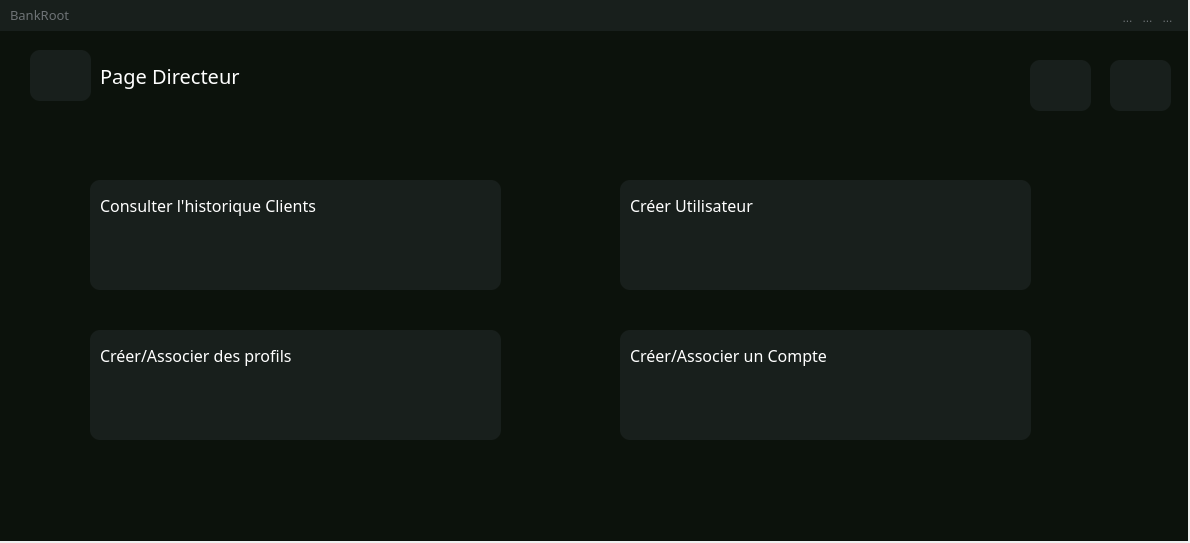
Before: the Qt Designer form admin_homepage.ui in SparqueeZ/Bank-Root, drawn with Qt 5.
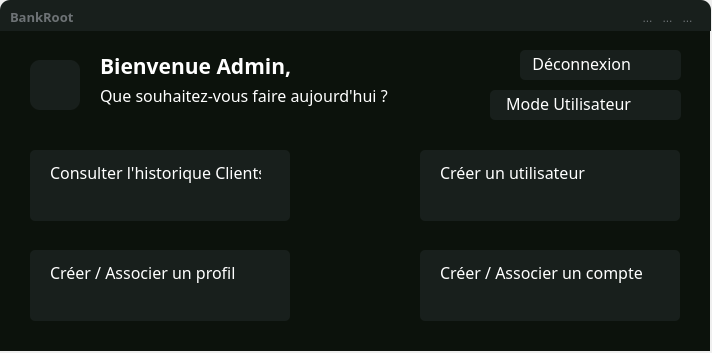
After: the same form once the commit is applied. Icons and pictures are not drawn.

Commit message: Retrait des prints des operations + refonte UI AdminHomePage

What changed in the file:
```diff
--- a/admin_homepage.ui
+++ b/admin_homepage.ui
@@ -6,8 +6,8 @@
    <rect>
     <x>0</x>
     <y>0</y>
-    <width>1190</width>
-    <height>543</height>
+    <width>712</width>
+    <height>353</height>
    </rect>
   </property>
   <property name="windowTitle">
@@ -21,8 +21,8 @@
     <rect>
      <x>0</x>
      <y>30</y>
-     <width>1188</width>
-     <height>511</height>
+     <width>710</width>
+     <height>321</height>
     </rect>
    </property>
    <property name="font">
@@ -45,15 +45,16 @@
     <property name="geometry">
      <rect>
       <x>100</x>
-      <y>30</y>
+      <y>20</y>
       <width>231</width>
       <height>31</height>
      </rect>
     </property>
     <property name="font">
      <font>
-      <family>Montserrat SemiBold</family>
-      <pointsize>15</pointsize>
+      <family>Segoe UI Variable Small</family>
+      <pointsize>16</pointsize>
+      <bold>true</bold>
      </font>
     </property>
     <property name="styleSheet">
@@ -62,16 +63,16 @@
 }</string>
     </property>
     <property name="text">
-     <string>Page Directeur</string>
+     <string>Bienvenue Admin,</string>
     </property>
    </widget>
    <widget class="QWidget" name="widget_20" native="true">
     <property name="geometry">
      <rect>
       <x>30</x>
-      <y>20</y>
-      <width>61</width>
-      <height>51</height>
+      <y>30</y>
+      <width>50</width>
+      <height>50</height>
      </rect>
     </property>
     <property name="styleSheet">
@@ -107,10 +108,10 @@
    <widget class="QWidget" name="ActionBtn_9" native="true">
     <property name="geometry">
      <rect>
-      <x>620</x>
-      <y>150</y>
-      <width>411</width>
-      <height>110</height>
+      <x>30</x>
+      <y>120</y>
+      <width>260</width>
+      <height>75</height>
      </rect>
     </property>
     <property name="styleSheet">
@@ -121,14 +122,14 @@
       <rect>
        <x>0</x>
        <y>0</y>
-       <width>411</width>
-       <height>110</height>
+       <width>260</width>
+       <height>71</height>
       </rect>
      </property>
      <property name="styleSheet">
       <string notr="true">QToolButton {
     background-color: #181F1C;
-	border-radius: 10px; 
+	border-radius: 5px; 
 }
 
 QToolButton:hover{
@@ -142,15 +143,15 @@
     <widget class="QLabel" name="ActionBtnName_9">
      <property name="geometry">
       <rect>
-       <x>10</x>
-       <y>10</y>
-       <width>181</width>
+       <x>20</x>
+       <y>7</y>
+       <width>211</width>
        <height>31</height>
       </rect>
      </property>
      <property name="font">
       <font>
-       <family>Montserrat SemiBold</family>
+       <family>Segoe UI Variable Small</family>
        <pointsize>12</pointsize>
       </font>
      </property>
@@ -161,14 +162,14 @@
 }</string>
      </property>
      <property name="text">
-      <string>Créer Utilisateur</string>
+      <string>Consulter l'historique Clients</string>
      </property>
     </widget>
     <widget class="QToolButton" name="toolButton_23">
      <property name="geometry">
       <rect>
-       <x>20</x>
-       <y>70</y>
+       <x>18</x>
+       <y>38</y>
        <width>21</width>
        <height>21</height>
       </rect>
@@ -198,10 +199,10 @@
    <widget class="QWidget" name="ActionBtn_11" native="true">
     <property name="geometry">
      <rect>
-      <x>90</x>
-      <y>300</y>
-      <width>411</width>
-      <height>110</height>
+      <x>30</x>
+      <y>220</y>
+      <width>260</width>
+      <height>75</height>
      </rect>
     </property>
     <property name="styleSheet">
@@ -212,14 +213,14 @@
       <rect>
        <x>0</x>
        <y>0</y>
-       <width>411</width>
-       <height>110</height>
+       <width>260</width>
+       <height>71</height>
       </rect>
      </property>
      <property name="styleSheet">
       <string notr="true">QToolButton {
     background-color: #181F1C;
-	border-radius: 10px; 
+	border-radius: 5px; 
 }
 
 QToolButton:hover{
@@ -233,15 +234,15 @@
     <widget class="QLabel" name="ActionBtnName_11">
      <property name="geometry">
       <rect>
-       <x>10</x>
-       <y>10</y>
-       <width>261</width>
+       <x>20</x>
+       <y>7</y>
+       <width>211</width>
        <height>31</height>
       </rect>
      </property>
      <property name="font">
       <font>
-       <family>Montserrat SemiBold</family>
+       <family>Segoe UI Variable Small</family>
        <pointsize>12</pointsize>
       </font>
      </property>
@@ -252,14 +253,129 @@
 }</string>
      </property>
      <property name="text">
-      <string>Créer/Associer des profils</string>
+      <string>Créer / Associer un profil</string>
      </property>
     </widget>
     <widget class="QToolButton" name="toolButton_27">
      <property name="geometry">
       <rect>
+       <x>18</x>
+       <y>38</y>
+       <width>21</width>
+       <height>21</height>
+      </rect>
+     </property>
+     <property name="styleSheet">
+      <string notr="true">QToolButton{
+border-radius:45px;
+background:transparent;
+}
+</string>
+     </property>
+     <property name="text">
+      <string/>
+     </property>
+     <property name="icon">
+      <iconset resource="ressource.qrc">
+       <normaloff>:/assets/people2.png</normaloff>:/assets/people2.png</iconset>
+     </property>
+     <property name="iconSize">
+      <size>
+       <width>128</width>
+       <height>128</height>
+      </size>
+     </property>
+    </widget>
+   </widget>
+   <widget class="QLabel" name="labelFirstName_4">
+    <property name="geometry">
+     <rect>
+      <x>100</x>
+      <y>50</y>
+      <width>291</width>
+      <height>31</height>
+     </rect>
+    </property>
+    <property name="font">
+     <font>
+      <family>Segoe UI Variable Small</family>
+      <pointsize>12</pointsize>
+     </font>
+    </property>
+    <property name="styleSheet">
+     <string notr="true">QLabel {
+    color: white;
+}</string>
+    </property>
+    <property name="text">
+     <string>Que souhaitez-vous faire aujourd'hui ?</string>
+    </property>
+   </widget>
+   <widget class="QWidget" name="ActionBtn_9" native="true">
+    <property name="geometry">
+     <rect>
+      <x>420</x>
+      <y>120</y>
+      <width>260</width>
+      <height>75</height>
+     </rect>
+    </property>
+    <property name="styleSheet">
+     <string notr="true">background:transparent;</string>
+    </property>
+    <widget class="QToolButton" name="cruser_adm">
+     <property name="geometry">
+      <rect>
+       <x>0</x>
+       <y>0</y>
+       <width>260</width>
+       <height>71</height>
+      </rect>
+     </property>
+     <property name="styleSheet">
+      <string notr="true">QToolButton {
+    background-color: #181F1C;
+	border-radius: 5px; 
+}
+
+QToolButton:hover{
+background:#595554;
+}</string>
+     </property>
+     <property name="text">
+      <string/>
+     </property>
+    </widget>
+    <widget class="QLabel" name="ActionBtnName_9">
+     <property name="geometry">
+      <rect>
        <x>20</x>
-       <y>70</y>
+       <y>7</y>
+       <width>211</width>
+       <height>31</height>
+      </rect>
+     </property>
+     <property name="font">
+      <font>
+       <family>Segoe UI Variable Small</family>
+       <pointsize>12</pointsize>
+      </font>
+     </property>
+     <property name="styleSheet">
+      <string notr="true">QLabel {
+    color: white;
+background: transparent;
+}</string>
+     </property>
+     <property name="text">
+      <string>Créer un utilisateur</string>
+     </property>
+    </widget>
+    <widget class="QToolButton" name="toolButton_23">
+     <property name="geometry">
+      <rect>
+       <x>18</x>
+       <y>38</y>
        <width>21</width>
        <height>21</height>
       </rect>
@@ -289,10 +405,10 @@
    <widget class="QWidget" name="ActionBtn_13" native="true">
     <property name="geometry">
      <rect>
-      <x>620</x>
-      <y>300</y>
-      <width>411</width>
-      <height>110</height>
+      <x>420</x>
+      <y>220</y>
+      <width>260</width>
+      <height>75</height>
      </rect>
     </property>
     <property name="styleSheet">
@@ -303,14 +419,14 @@
       <rect>
        <x>0</x>
        <y>0</y>
-       <width>411</width>
-       <height>110</height>
+       <width>260</width>
+       <height>71</height>
       </rect>
      </property>
      <property name="styleSheet">
       <string notr="true">QToolButton {
     background-color: #181F1C;
-	border-radius: 10px; 
+	border-radius: 5px; 
 }
 
 QToolButton:hover{
@@ -324,15 +440,15 @@
     <widget class="QLabel" name="ActionBtnName_14">
      <property name="geometry">
       <rect>
-       <x>10</x>
-       <y>10</y>
-       <width>281</width>
+       <x>20</x>
+       <y>7</y>
+       <width>211</width>
        <height>31</height>
       </rect>
      </property>
      <property name="font">
       <font>
-       <family>Montserrat SemiBold</family>
+       <family>Segoe UI Variable Small</family>
        <pointsize>12</pointsize>
       </font>
      </property>
@@ -343,14 +459,14 @@
 }</string>
      </property>
      <property name="text">
-      <string>Créer/Associer un Compte</string>
+      <string>Créer / Associer un compte</string>
      </property>
     </widget>
     <widget class="QToolButton" name="toolButton_32">
      <property name="geometry">
       <rect>
-       <x>20</x>
-       <y>70</y>
+       <x>18</x>
+       <y>38</y>
        <width>21</width>
        <height>21</height>
       </rect>
@@ -377,133 +493,83 @@
      </property>
     </widget>
    </widget>
-   <widget class="QWidget" name="ActionBtn_12" native="true">
+   <widget class="QWidget" name="LittleActionBtn" native="true">
     <property name="geometry">
      <rect>
-      <x>90</x>
-      <y>150</y>
-      <width>411</width>
-      <height>110</height>
+      <x>520</x>
+      <y>20</y>
+      <width>161</width>
+      <height>31</height>
      </rect>
     </property>
     <property name="styleSheet">
      <string notr="true">background:transparent;</string>
-    </property>
-    <widget class="QToolButton" name="logcl_adm">
-     <property name="geometry">
-      <rect>
-       <x>0</x>
-       <y>0</y>
-       <width>411</width>
-       <height>110</height>
-      </rect>
-     </property>
-     <property name="styleSheet">
-      <string notr="true">QToolButton {
-    background-color: #181F1C;
-	border-radius: 10px; 
-}
-
-QToolButton:hover{
-background:#595554;
-}</string>
-     </property>
-     <property name="text">
-      <string/>
-     </property>
-    </widget>
-    <widget class="QLabel" name="ActionBtnName_12">
-     <property name="geometry">
-      <rect>
-       <x>10</x>
-       <y>10</y>
-       <width>321</width>
-       <height>31</height>
-      </rect>
-     </property>
-     <property name="font">
-      <font>
-       <family>Montserrat SemiBold</family>
-       <pointsize>12</pointsize>
-      </font>
-     </property>
-     <property name="styleSheet">
-      <string notr="true">QLabel {
-    color: white;
-background: transparent;
-}</string>
-     </property>
-     <property name="text">
-      <string>Consulter l'historique Clients</string>
-     </property>
-    </widget>
-    <widget class="QToolButton" name="toolButton_28">
-     <property name="geometry">
-      <rect>
-       <x>20</x>
-       <y>70</y>
-       <width>21</width>
-       <height>21</height>
-      </rect>
-     </property>
-     <property name="styleSheet">
-      <string notr="true">QToolButton{
-border-radius:45px;
-background:transparent;
-}
-</string>
-     </property>
-     <property name="text">
-      <string/>
-     </property>
-     <property name="icon">
-      <iconset resource="ressource.qrc">
-       <normaloff>:/assets/add.png</normaloff>:/assets/add.png</iconset>
-     </property>
-     <property name="iconSize">
-      <size>
-       <width>128</width>
-       <height>128</height>
-      </size>
-     </property>
-    </widget>
-   </widget>
-   <widget class="QWidget" name="widget_24" native="true">
-    <property name="geometry">
-     <rect>
-      <x>1110</x>
-      <y>30</y>
-      <width>61</width>
-      <height>51</height>
-     </rect>
-    </property>
-    <property name="styleSheet">
-     <string notr="true">QWidget {
-    background-color: #181F1C;
-border-radius: 10px; 
-}</string>
     </property>
     <widget class="QToolButton" name="logoff">
      <property name="geometry">
       <rect>
+       <x>0</x>
+       <y>0</y>
+       <width>161</width>
+       <height>30</height>
+      </rect>
+     </property>
+     <property name="styleSheet">
+      <string notr="true">QToolButton {
+    background-color: #181F1C;
+	border-radius: 5px; 
+}
+
+QToolButton:hover{
+background:#595554;
+}</string>
+     </property>
+     <property name="text">
+      <string/>
+     </property>
+    </widget>
+    <widget class="QLabel" name="LittleActionBtnName">
+     <property name="geometry">
+      <rect>
        <x>10</x>
-       <y>10</y>
-       <width>41</width>
+       <y>-2</y>
+       <width>101</width>
        <height>31</height>
       </rect>
      </property>
-     <property name="statusTip">
-      <string/>
+     <property name="font">
+      <font>
+       <family>Segoe UI Variable Small</family>
+       <pointsize>12</pointsize>
+      </font>
+     </property>
+     <property name="styleSheet">
+      <string notr="true">QLabel {
+    color: white;
+background: transparent;
+}</string>
+     </property>
+     <property name="text">
+      <string>Déconnexion</string>
+     </property>
+     <property name="alignment">
+      <set>Qt::AlignRight|Qt::AlignTrailing|Qt::AlignVCenter</set>
+     </property>
+    </widget>
+    <widget class="QToolButton" name="LittleActionIcon">
+     <property name="geometry">
+      <rect>
+       <x>130</x>
+       <y>4</y>
+       <width>21</width>
+       <height>21</height>
+      </rect>
      </property>
      <property name="styleSheet">
       <string notr="true">QToolButton{
 border-radius:45px;
 }
-
-QToolButton:hover{
-border-radius:45px;
-background:red;
-}</string>
+</string>
      </property>
      <property name="text">
       <string/>
@@ -514,41 +580,83 @@
      </property>
      <property name="iconSize">
       <size>
-       <width>32</width>
-       <height>32</height>
+       <width>128</width>
+       <height>128</height>
       </size>
      </property>
-     <property name="autoRaise">
-      <bool>false</bool>
-     </property>
     </widget>
    </widget>
-   <widget class="QWidget" name="widget_25" native="true">
+   <widget class="QWidget" name="LittleActionBtn_2" native="true">
     <property name="geometry">
      <rect>
-      <x>1030</x>
-      <y>30</y>
-      <width>61</width>
-      <height>51</height>
+      <x>490</x>
+      <y>60</y>
+      <width>191</width>
+      <height>31</height>
      </rect>
     </property>
     <property name="styleSheet">
-     <string notr="true">QWidget {
-    background-color: #181F1C;
-border-radius: 10px; 
-}</string>
+     <string notr="true">background:transparent;</string>
     </property>
-    <widget class="QToolButton" name="adminChange">
+    <widget class="QToolButton" name="switchRole">
+     <property name="geometry">
+      <rect>
+       <x>0</x>
+       <y>0</y>
+       <width>191</width>
+       <height>30</height>
+      </rect>
+     </property>
+     <property name="styleSheet">
+      <string notr="true">QToolButton {
+    background-color: #181F1C;
+	border-radius: 5px; 
+}
+
+QToolButton:hover{
+background:#595554;
+}</string>
+     </property>
+     <property name="text">
+      <string/>
+     </property>
+    </widget>
+    <widget class="QLabel" name="LittleActionBtnName_2">
      <property name="geometry">
       <rect>
        <x>10</x>
-       <y>10</y>
-       <width>41</width>
+       <y>-2</y>
+       <width>131</width>
        <height>31</height>
       </rect>
      </property>
-     <property name="statusTip">
-      <string/>
+     <property name="font">
+      <font>
+       <family>Segoe UI Variable Small</family>
+       <pointsize>12</pointsize>
+      </font>
+     </property>
+     <property name="styleSheet">
+      <string notr="true">QLabel {
+    color: white;
+background: transparent;
+}</string>
+     </property>
+     <property name="text">
+      <string>Mode Utilisateur</string>
+     </property>
+     <property name="alignment">
+      <set>Qt::AlignRight|Qt::AlignTrailing|Qt::AlignVCenter</set>
+     </property>
+    </widget>
+    <widget class="QToolButton" name="LittleActionIcon_2">
+     <property name="geometry">
+      <rect>
+       <x>160</x>
+       <y>4</y>
+       <width>21</width>
+       <height>21</height>
+      </rect>
      </property>
      <property name="styleSheet">
       <string notr="true">QToolButton{
@@ -584,28 +692,31 @@
     <rect>
      <x>0</x>
      <y>0</y>
-     <width>1188</width>
+     <width>711</width>
      <height>31</height>
     </rect>
    </property>
    <property name="styleSheet">
     <string notr="true">background-color:rgb(24,31, 28);
 color:rgb(109, 114, 117);
+border-top-right-radius: 10px;
+border-top-left-radius: 10px;
 </string>
    </property>
    <widget class="QLabel" name="label_64">
     <property name="geometry">
      <rect>
       <x>10</x>
-      <y>-1</y>
+      <y>1</y>
       <width>91</width>
       <height>31</height>
      </rect>
     </property>
     <property name="font">
      <font>
-      <family>Montserrat Light</family>
+      <family>Nohemi</family>
       <pointsize>10</pointsize>
+      <bold>true</bold>
      </font>
     </property>
     <property name="styleSheet">
@@ -618,7 +729,7 @@
    <widget class="QToolButton" name="reduced_adm">
     <property name="geometry">
      <rect>
-      <x>1120</x>
+      <x>640</x>
       <y>10</y>
       <width>15</width>
       <height>15</height>
@@ -651,7 +762,7 @@
    <widget class="QToolButton" name="fullscreen_adm">
     <property name="geometry">
      <rect>
-      <x>1140</x>
+      <x>660</x>
       <y>10</y>
       <width>15</width>
       <height>15</height>
@@ -679,7 +790,7 @@
    <widget class="QToolButton" name="close_adm">
     <property name="geometry">
      <rect>
-      <x>1160</x>
+      <x>680</x>
       <y>10</y>
       <width>15</width>
       <height>15</height>
```
Left out of the diff: 111 changed lines with no effect on the pictures. The commit also changes 18 other files.
